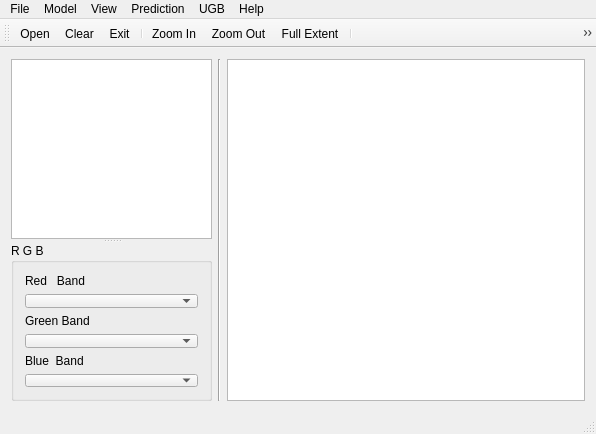
Qt form geodpcasys.ui (XunGST/flusver1.0) before a commit.
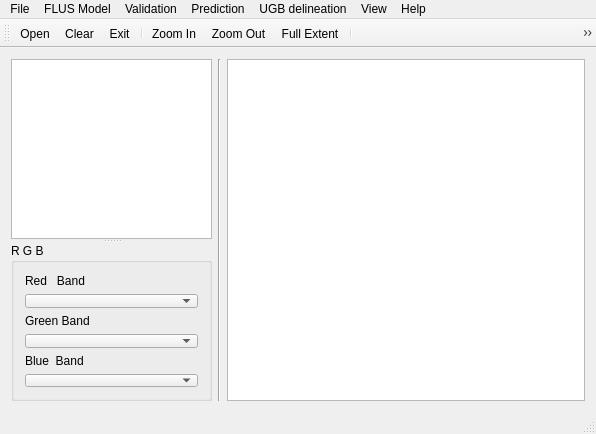
The same form after that commit. Icons and pictures are not drawn. Custom widgets are drawn as their Qt base class.

Diff of the .ui file:
```diff
--- a/geodpcasys.ui
+++ b/geodpcasys.ui
@@ -122,7 +122,7 @@
    </widget>
    <widget class="QMenu" name="menuGeographic_Simulaton">
     <property name="title">
-     <string>Model</string>
+     <string>FLUS Model</string>
     </property>
     <addaction name="actionGeo_Simulation"/>
     <addaction name="actionDynamic_Simulation"/>
@@ -141,23 +141,30 @@
     <addaction name="actionZoom_Out"/>
     <addaction name="actionFull_Extent"/>
    </widget>
+   <widget class="QMenu" name="menu">
+    <property name="title">
+     <string>Validation</string>
+    </property>
+    <addaction name="actionKappa"/>
+   </widget>
    <widget class="QMenu" name="menuPrediction">
     <property name="title">
      <string>Prediction</string>
     </property>
     <addaction name="actionMarkov_chain"/>
    </widget>
-   <widget class="QMenu" name="menuUGB">
+   <widget class="QMenu" name="menuUGB_delineation">
     <property name="title">
-     <string>UGB</string>
+     <string>UGB delineation</string>
     </property>
     <addaction name="actionMorphological_method"/>
    </widget>
    <addaction name="menuFile"/>
    <addaction name="menuGeographic_Simulaton"/>
-   <addaction name="menuView"/>
+   <addaction name="menu"/>
    <addaction name="menuPrediction"/>
-   <addaction name="menuUGB"/>
+   <addaction name="menuUGB_delineation"/>
+   <addaction name="menuView"/>
    <addaction name="menuHelp"/>
   </widget>
   <widget class="QToolBar" name="mainToolBar">
```
Left out of the diff: 41 changed lines with no effect on the pictures.
